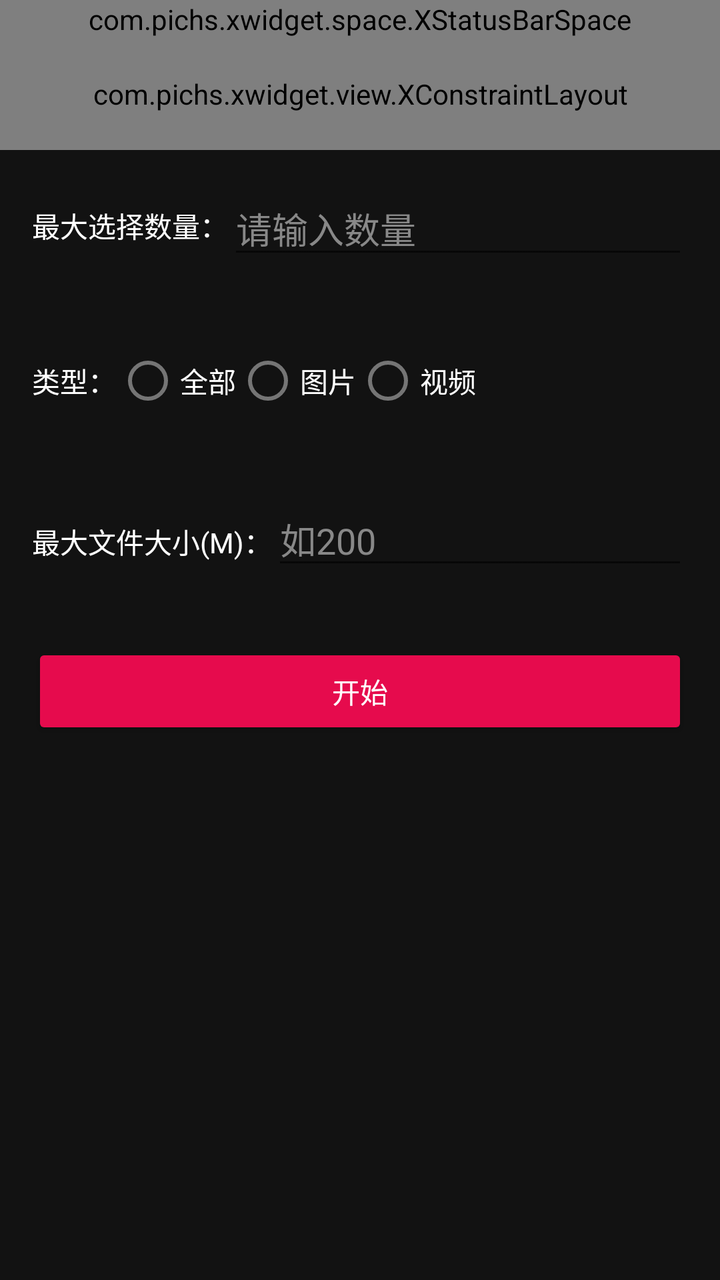
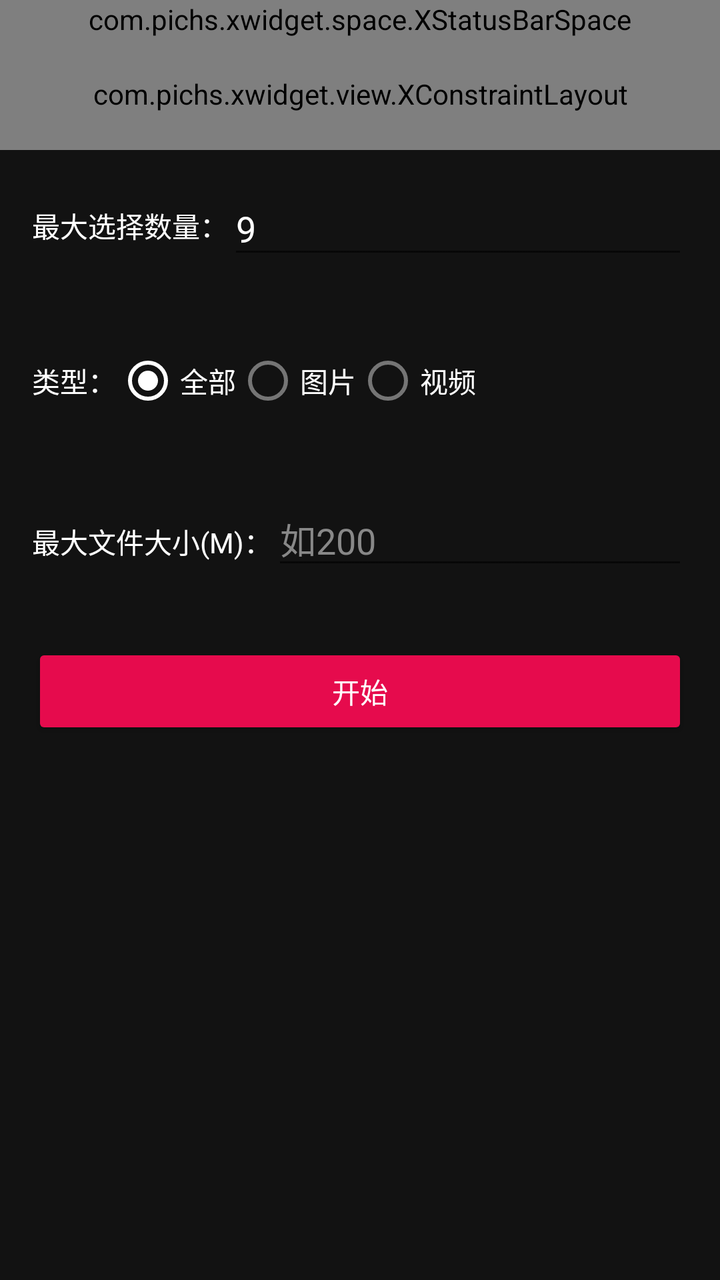

Compare the two renders of this Android layout. The source of the first and the diff that turns it into the second are given below.
<!-- AndroidManifest.xml: application theme Theme.Filepicker -->
<!-- res/layout/fragment_main.xml -->
<?xml version="1.0" encoding="utf-8"?>
<LinearLayout xmlns:android="http://schemas.android.com/apk/res/android"
    xmlns:app="http://schemas.android.com/apk/res-auto"
    android:layout_width="match_parent"
    android:layout_height="match_parent"
    android:background="#121212"
    android:orientation="vertical">

    <com.pichs.xwidget.space.XStatusBarSpace
        android:layout_width="match_parent"
        android:layout_height="wrap_content" />

    <com.pichs.xwidget.view.XConstraintLayout
        android:layout_width="match_parent"
        android:layout_height="56dp"
        android:background="#121212">

        <com.pichs.xwidget.view.XTextView
            android:layout_width="wrap_content"
            android:layout_height="wrap_content"
            android:text="图库选择"
            android:textColor="#fff"
            android:textSize="18sp"
            android:textStyle="bold"
            app:layout_constraintBottom_toBottomOf="parent"
            app:layout_constraintEnd_toEndOf="parent"
            app:layout_constraintStart_toStartOf="parent"
            app:layout_constraintTop_toTopOf="parent" />

    </com.pichs.xwidget.view.XConstraintLayout>

    
    <LinearLayout
        android:layout_width="match_parent"
        android:layout_height="wrap_content"
        android:gravity="center_vertical"
        android:orientation="horizontal"
        android:padding="16dp">

        <androidx.appcompat.widget.AppCompatTextView
            android:layout_width="wrap_content"
            android:layout_height="wrap_content"
            android:text="最大选择数量："
            android:textColor="#fff" />

        <androidx.appcompat.widget.AppCompatEditText
            android:id="@+id/et_max_select_count"
            android:layout_width="0dp"
            android:layout_height="wrap_content"
            android:layout_weight="1"
            android:hint="请输入数量"
            android:inputType="number"
            android:textColor="#fff"
            android:textColorHint="#888" />
    </LinearLayout>

    
    <LinearLayout
        android:layout_width="match_parent"
        android:layout_height="wrap_content"
        android:gravity="center_vertical"
        android:orientation="horizontal"
        android:padding="16dp">

        <androidx.appcompat.widget.AppCompatTextView
            android:layout_width="wrap_content"
            android:layout_height="wrap_content"
            android:text="类型："
            android:textColor="#fff" />

        <RadioGroup
            android:id="@+id/rg_type"
            android:layout_width="wrap_content"
            android:layout_height="wrap_content"
            android:orientation="horizontal">

            <RadioButton
                android:id="@+id/rb_all"
                android:layout_width="wrap_content"
                android:layout_height="wrap_content"
                android:text="全部"
                android:textColor="#fff" />

            <RadioButton
                android:id="@+id/rb_image"
                android:layout_width="wrap_content"
                android:layout_height="wrap_content"
                android:text="图片"
                android:textColor="#fff" />

            <RadioButton
                android:id="@+id/rb_video"
                android:layout_width="wrap_content"
                android:layout_height="wrap_content"
                android:text="视频"
                android:textColor="#fff" />
        </RadioGroup>
    </LinearLayout>

    
    <LinearLayout
        android:layout_width="match_parent"
        android:layout_height="wrap_content"
        android:orientation="horizontal"
        android:padding="16dp">

        <androidx.appcompat.widget.AppCompatTextView
            android:layout_width="wrap_content"
            android:layout_height="wrap_content"
            android:text="最大文件大小(M)："
            android:textColor="#fff" />

        <androidx.appcompat.widget.AppCompatEditText
            android:id="@+id/et_max_file_size"
            android:layout_width="0dp"
            android:layout_height="wrap_content"
            android:layout_weight="1"
            android:hint="如200"
            android:inputType="number"
            android:textColor="#fff"
            android:textColorHint="#888" />
    </LinearLayout>

    
    <androidx.appcompat.widget.AppCompatButton
        android:id="@+id/btn_start"
        android:layout_width="match_parent"
        android:layout_height="wrap_content"
        android:layout_margin="16dp"
        android:layout_marginStart="56dp"
        android:layout_marginEnd="56dp"
        android:backgroundTint="#E60B4D"
        android:text="开始"
        android:textColor="#fff" />

    <androidx.recyclerview.widget.RecyclerView
        android:id="@+id/recycler_view"
        android:layout_width="match_parent"
        android:layout_height="120dp"
        android:layout_marginTop="20dp" />

</LinearLayout>
<!-- resources referenced by this layout -->
<resources>
  <style name="Theme.Filepicker" parent="Theme.MaterialComponents.DayNight.DarkActionBar">
          
          <item name="colorPrimary">#121212</item>
          <item name="colorPrimaryVariant">#fff</item>
          <item name="colorOnPrimary">#fff</item>
          
          <item name="colorSecondary">#fff</item>
          <item name="colorSecondaryVariant">#fff</item>
          <item name="colorOnSecondary">#fff</item>
          <item name="windowNoTitle">true</item>
          <item name="windowActionBar">false</item>
          <item name="android:windowFullscreen">false</item>
          
          <item name="android:statusBarColor">#121212</item>
  
  
          
      </style>
</resources>

<!-- the commit's change to res/layout/fragment_main.xml (unified diff, before → after) -->
@@ -50,6 +50,7 @@
             android:layout_weight="1"
             android:hint="请输入数量"
             android:inputType="number"
+            android:text="9"
             android:textColor="#fff"
             android:textColorHint="#888" />
     </LinearLayout>
@@ -78,6 +79,7 @@
                 android:id="@+id/rb_all"
                 android:layout_width="wrap_content"
                 android:layout_height="wrap_content"
+                android:checked="true"
                 android:text="全部"
                 android:textColor="#fff" />
 
